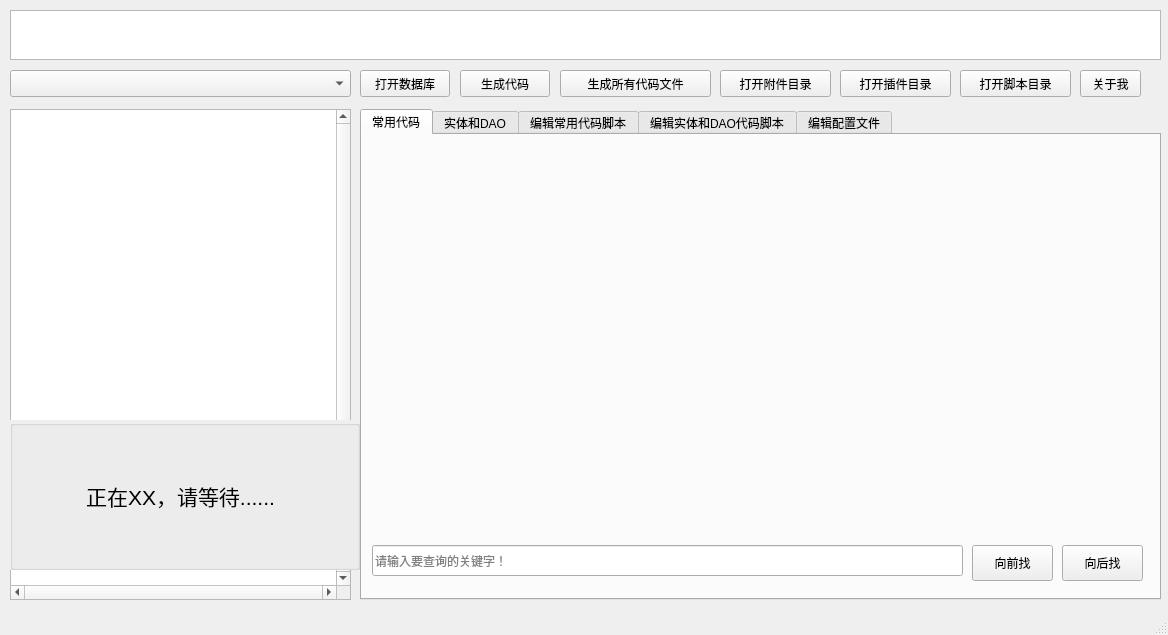
First picture: the form in ui/mainWindow.ui, repository wcss2010/pythonCodeFactory, before the edit.
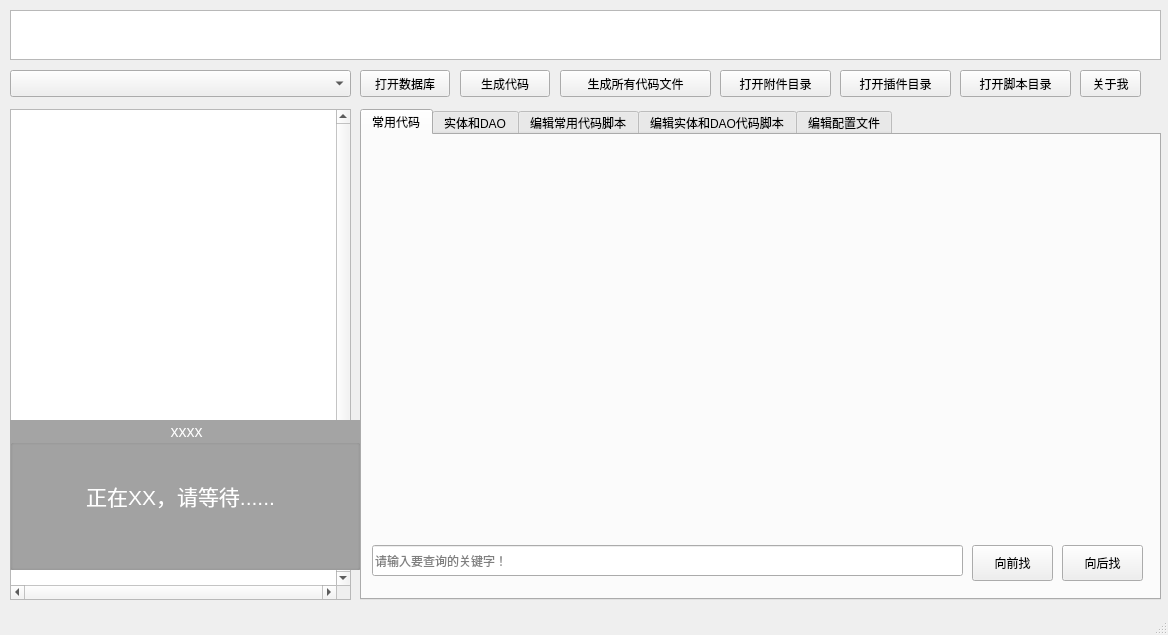
Second picture: the form after the edit. The open tabs and pages were chosen to show the change. Custom widgets are drawn as their Qt base class.

The edit to the form file:
```diff
--- a/ui/mainWindow.ui
+++ b/ui/mainWindow.ui
@@ -421,10 +421,17 @@
      </font>
     </property>
     <property name="autoFillBackground">
-     <bool>true</bool>
+     <bool>false</bool>
+    </property>
+    <property name="styleSheet">
+     <string notr="true">QGroupBox  {background:rgb(164, 164, 164);}
+QGroupBox  {color:white;}</string>
     </property>
     <property name="title">
-     <string/>
+     <string>xxxx</string>
+    </property>
+    <property name="alignment">
+     <set>Qt::AlignCenter</set>
     </property>
     <widget class="QLabel" name="lblWaitText">
      <property name="geometry">
@@ -440,6 +447,9 @@
        <pointsize>16</pointsize>
       </font>
      </property>
+     <property name="styleSheet">
+      <string notr="true">QLabel{color:white}</string>
+     </property>
      <property name="text">
       <string>正在XX，请等待......</string>
      </property>
```
Left out of the diff: 4 changed lines with no effect on the pictures.
